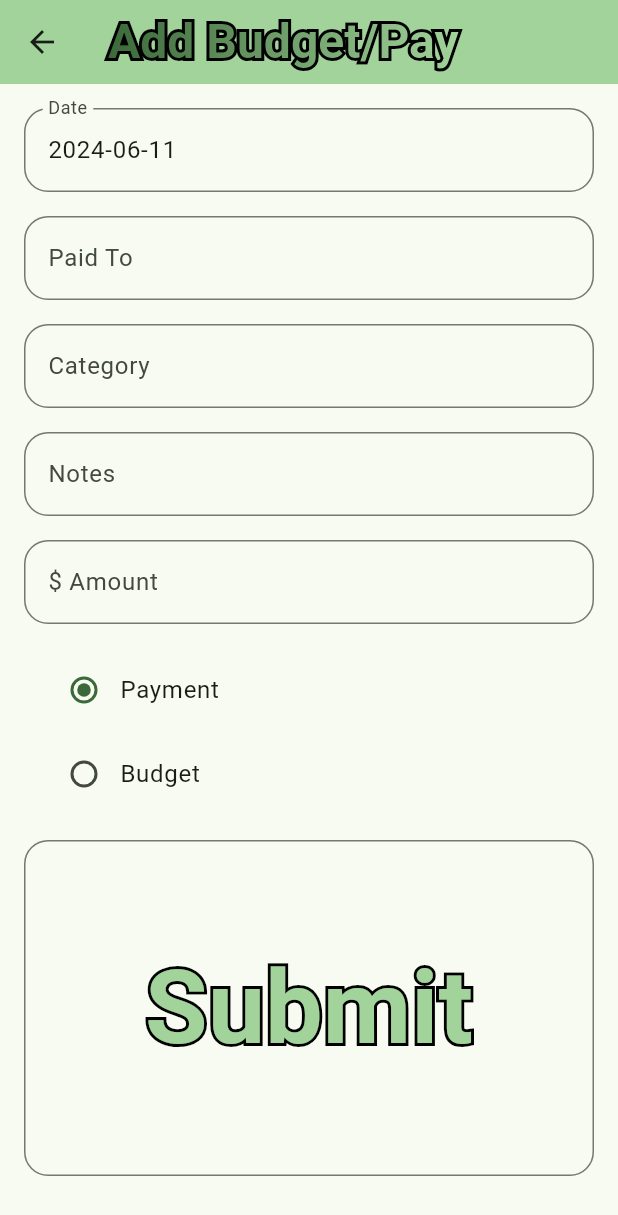
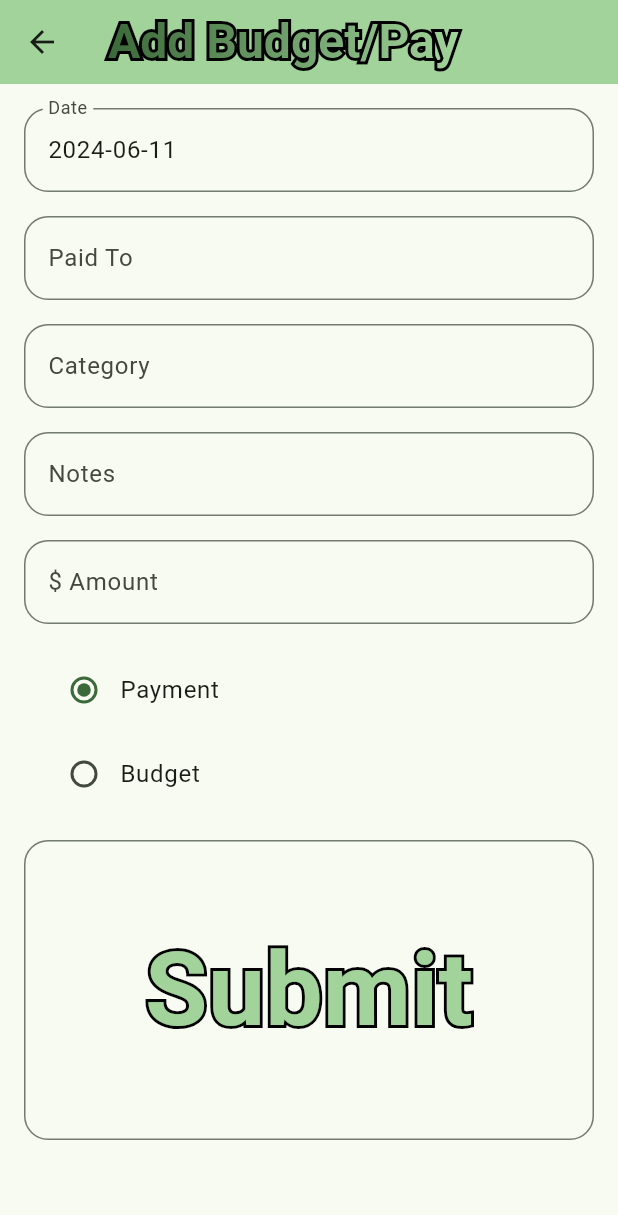
Before and after one commit to jahager/Tiny_Budget, a Flutter app: the screen it shows after launch, after a tap on "Add", on a phone screen of 412 x 824 dp. Shown: the top 1215 px of the screen. Run offline on Flutter 3.47's test engine with Material 3 defaults, Android fonts, the phone set to English and light mode, and no system bars; our stand-ins replace fl_chart, sqflite; accounts and stored records are empty.

Commit message:
Fix all syntax warnings

```diff
--- a/lib/add_entry_page.dart
+++ b/lib/add_entry_page.dart
@@ -1,4 +1,3 @@
-import 'package:flutter/foundation.dart';
 import 'package:flutter/material.dart';
 import 'package:intl/intl.dart';
 
@@ -71,7 +70,7 @@ class _AddEntryPageState extends State<AddEntryPage> {
         padding: const EdgeInsets.only(left: 16, right: 16),
         child: ListView(
           children: [
-            SizedBox(height: 16,), // FIXES DATE text cutoff
+            const SizedBox(height: 16,), // FIXES DATE text cutoff
             TextField(
               decoration: InputDecoration(
                 labelText: "Date",
@@ -209,7 +208,7 @@ class _AddEntryPageState extends State<AddEntryPage> {
             TextField(
               controller: amountController,
               keyboardType:
-                  TextInputType.numberWithOptions(decimal: true, signed: false),
+                  const TextInputType.numberWithOptions(decimal: true, signed: false),
               inputFormatters: [DollarTextInputFormatter()],
               decoration: InputDecoration(
                 labelText: "\$ Amount",
@@ -251,7 +250,7 @@ class _AddEntryPageState extends State<AddEntryPage> {
             Padding(
                 padding: const EdgeInsets.only(top: 16, bottom: 16),
                 child: SizedBox(
-                  height: (MediaQuery.sizeOf(context).height - 600) < 120 ? 120: MediaQuery.sizeOf(context).height - 600,
+                  height: (MediaQuery.sizeOf(context).height - 624) < 120 ? 120: MediaQuery.sizeOf(context).height - 624,
                   child: OutlinedButton(
                       style: roundSquareStyle,
                       onPressed: () {
--- a/lib/budget_theme.dart
+++ b/lib/budget_theme.dart
@@ -7,7 +7,7 @@ final ButtonStyle roundSquareStyle = OutlinedButton.styleFrom(
         borderRadius: BorderRadius.all(Radius.circular(16))));
 
 class OutlineText extends StatelessWidget {
-  const OutlineText(this.text, {this.fontSize = 42, this.outlineWidth = 4, this.withGradient = false, this.color = const [] });
+  const OutlineText(this.text, {super.key, this.fontSize = 42, this.outlineWidth = 4, this.withGradient = false, this.color = const [] });
   final String text;
   final double outlineWidth;
   final double fontSize;
--- a/lib/entry_db.dart
+++ b/lib/entry_db.dart
@@ -16,7 +16,7 @@ class Entry {
       [this.id = 0]);
 
   String getDate() {
-    return DateFormat('yyyy-MM-dd').format(this.date).toString();
+    return DateFormat('yyyy-MM-dd').format(date).toString();
   }
 
   int getDateAsInt() {
@@ -24,12 +24,12 @@ class Entry {
   }
 
   String getType() {
-    return this.type ? "Payment" : "Budget";
+    return type ? "Payment" : "Budget";
   }
 
   @override
   String toString() {
-    return "${DateFormat('yyyy-MM-dd').format(this.date)}, To:${this.paidTo}, Cat:${this.category}, \$${this.amount}";
+    return "${DateFormat('yyyy-MM-dd').format(date)}, To:$paidTo, Cat:$category, \$$amount";
   }
 
   factory Entry.fromJson(Map<String, dynamic> json) {
@@ -137,7 +137,7 @@ class LocalDatabase {
     // Get the database
     Database database = await initializeDatabase();
 
-    final String sql = 'SELECT DISTINCT category FROM entries';
+    const String sql = 'SELECT DISTINCT category FROM entries';
     final List<Map<String, dynamic>> maps = await database.rawQuery(sql);
     return maps.map((map) => map['category'] as String).toList();
   }
@@ -147,7 +147,7 @@ class LocalDatabase {
     // Get the database
     Database database = await initializeDatabase();
 
-    final String sql = 'SELECT DISTINCT paidTo FROM entries';
+    const String sql = 'SELECT DISTINCT paidTo FROM entries';
     final List<Map<String, dynamic>> maps = await database.rawQuery(sql);
     return maps.map((map) => map['paidTo'] as String).toList();
   }
--- a/lib/line_chart.dart
+++ b/lib/line_chart.dart
@@ -8,7 +8,7 @@ class LineChartCatEntries extends StatefulWidget {
   final List<Entry> entries;
   final DateTimeRange dateRange;
   final String category;
-  const LineChartCatEntries({Key? key, required this.entries, required this.dateRange, required this.category}) : super(key: key);
+  const LineChartCatEntries({super.key, required this.entries, required this.dateRange, required this.category});
 
   @override
   State<LineChartCatEntries> createState() => _LineChartCatEntriesState();
@@ -178,8 +178,8 @@ class _LineChartCatEntriesState extends State<LineChartCatEntries> {
     if (meta.min == meta.max || (value != meta.min && value != meta.max)) {
       return SideTitleWidget(
         axisSide: meta.axisSide,
+        angle: 0.5,
         child: text,
-        angle: 0.5,
       );
     } else {
       return Container();
--- a/lib/main.dart
+++ b/lib/main.dart
@@ -41,8 +41,6 @@ class _MyHomePageState extends State<MyHomePage> {
 
   @override
   Widget build(BuildContext context) {
-    final Gradient gradient;
-
     return Scaffold(
       appBar: AppBar(
         backgroundColor: Theme.of(context).colorScheme.primaryFixedDim,
--- a/pubspec.yaml
+++ b/pubspec.yaml
@@ -38,6 +38,7 @@ dependencies:
   intl: ^0.19.0
   sqflite:
   fl_chart:
+  path:
 
 dev_dependencies:
   flutter_test:
```
Also changed, not shown: lib/entry_chart.dart (+4 -6 lines), lib/view_entries_page.dart (+3 -8 lines), pubspec.lock.
